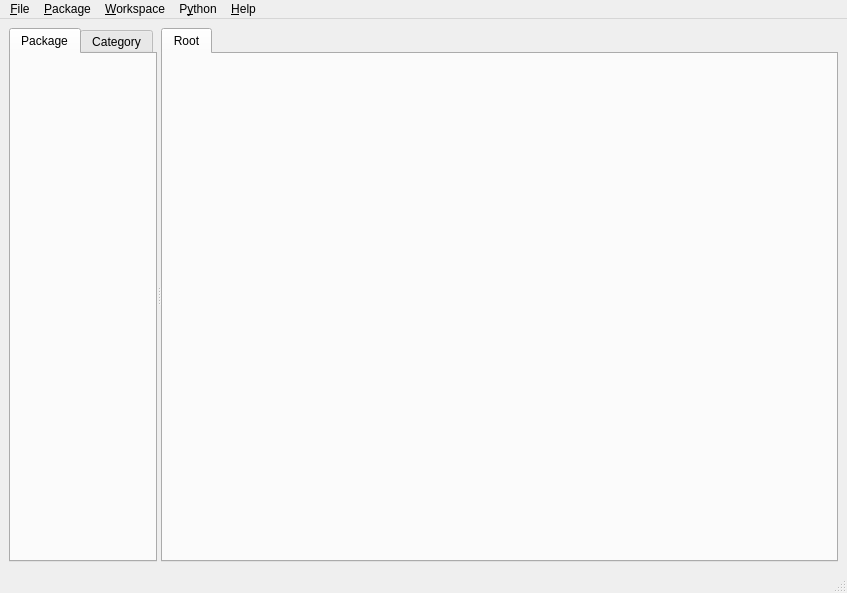
Qt form src/visualea/resources/mainwindow.ui (openalea/visualea) before a commit.
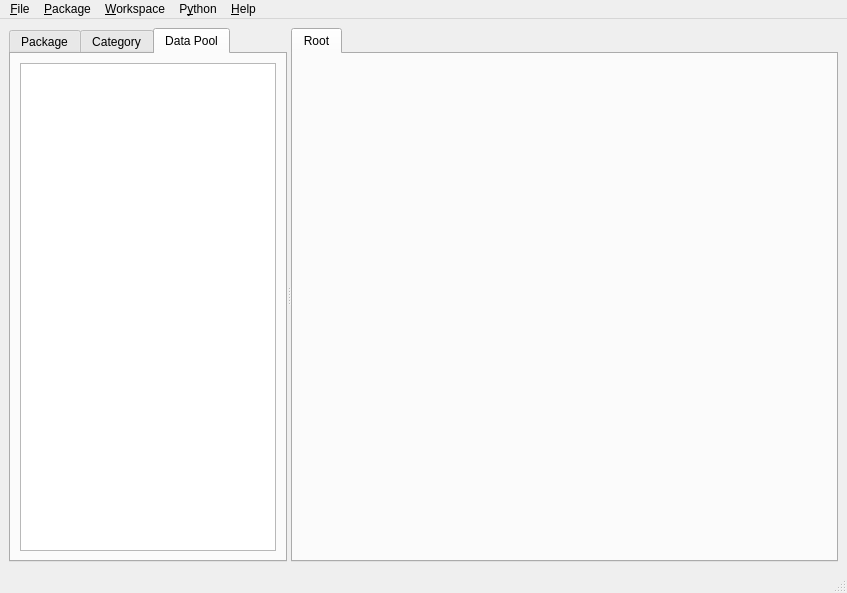
The same form after that commit. The open tabs and pages were chosen to show the change.

The edit to the form file:
```diff
--- a/src/visualea/resources/mainwindow.ui
+++ b/src/visualea/resources/mainwindow.ui
@@ -63,6 +63,22 @@
          </property>
         </layout>
        </widget>
+       <widget class="QWidget" name="tab" >
+        <attribute name="title" >
+         <string>Data Pool</string>
+        </attribute>
+        <layout class="QVBoxLayout" >
+         <property name="margin" >
+          <number>9</number>
+         </property>
+         <property name="spacing" >
+          <number>6</number>
+         </property>
+         <item>
+          <widget class="QListView" name="datapool_listView" />
+         </item>
+        </layout>
+       </widget>
       </widget>
       <widget class="QSplitter" name="splitter" >
        <property name="sizePolicy" >
```
Left out of the diff: 30 changed lines with no effect on the pictures.
